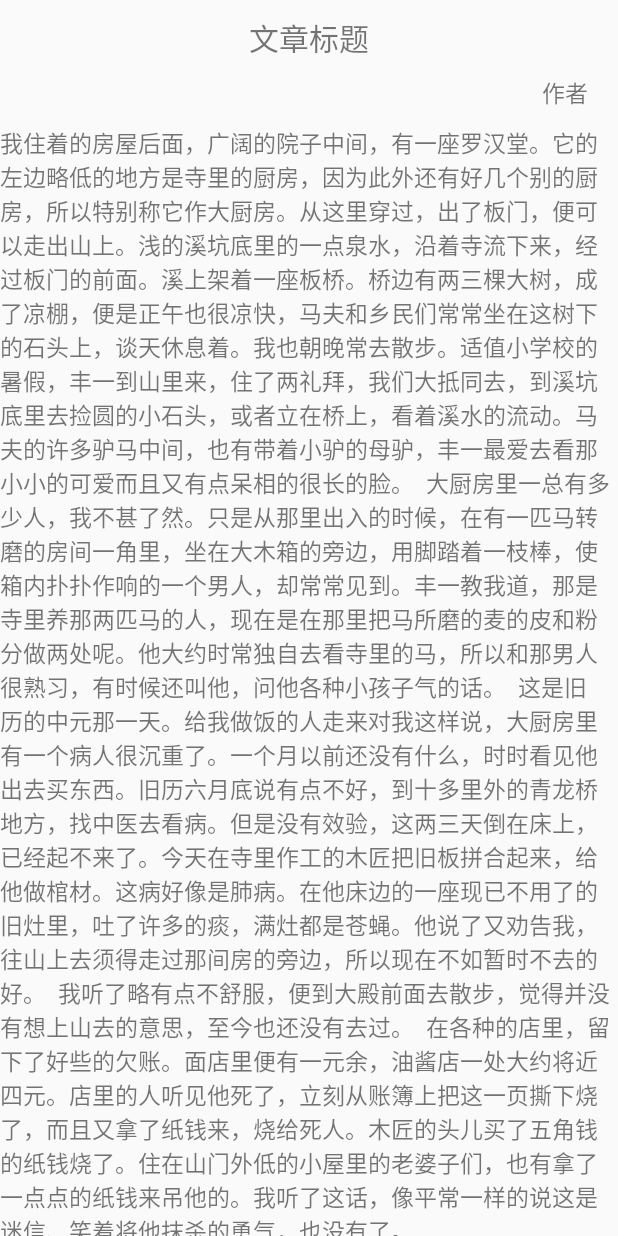
After one commit to Omooo/Tools, an Android app: the layout article.xml on its own in the app's theme, with its tools: preview values and no code run, on a phone screen of 412 x 824 dp. The commit adds this screen. Run offline under Robolectric (Android 15) with nearby library versions, the phone set to English and light mode, and no system bars.

```diff
--- a/app/build.gradle
+++ b/app/build.gradle
@@ -31,6 +31,7 @@ dependencies {
     compile 'com.squareup.okhttp3:okhttp:3.8.1'
     compile 'org.jsoup:jsoup:1.10.3'
     compile 'com.github.PhilJay:MPAndroidChart:v3.0.0'
+    compile 'com.gongwen:marqueelibrary:1.1.1'
 
     testCompile 'junit:junit:4.12'
 }
--- a/app/src/main/java/com/example/ssc/tools/MainActivity.java
+++ b/app/src/main/java/com/example/ssc/tools/MainActivity.java
@@ -85,9 +85,9 @@ public class MainActivity extends AppCompatActivity
             // Handle the camera action
             //天气预报
             startActivity(new Intent(MainActivity.this, WeatherForecast.class));
-        } else if (id == R.id.nav_newspaper) {
-            //知乎日报
-            startActivity(new Intent(MainActivity.this, ZhihuNewspaper.class));
+        } else if (id == R.id.nav_article) {
+            //每日一文
+            startActivity(new Intent(MainActivity.this, ArticleOneGet.class));
         } else if (id == R.id.nav_english) {
             //每日英语
             startActivity(new Intent(MainActivity.this, EnglishOneGet.class));
--- /dev/null
+++ b/app/src/main/res/layout/article.xml
@@ -0,0 +1,39 @@
+<?xml version="1.0" encoding="utf-8"?>
+<LinearLayout xmlns:android="http://schemas.android.com/apk/res/android"
+              android:orientation="vertical"
+              android:layout_width="match_parent"
+              android:layout_height="match_parent">
+
+    <TextView
+        android:id="@+id/articleTitle"
+        android:text="文章标题"
+        android:textSize="20sp"
+        android:layout_marginTop="10dp"
+        android:layout_gravity="center"
+        android:layout_width="wrap_content"
+        android:layout_height="wrap_content"/>
+    <TextView
+        android:id="@+id/articleAuthor"
+        android:text="作者"
+        android:textSize="15sp"
+        android:layout_marginTop="10dp"
+        android:layout_gravity="end"
+        android:layout_marginRight="20dp"
+        android:layout_width="wrap_content"
+        android:layout_height="wrap_content"/>
+    <TextView
+        android:id="@+id/articleContent"
+        android:textSize="15sp"
+        android:layout_marginTop="10dp"
+        android:text="我住着的房屋后面，广阔的院子中间，有一座罗汉堂。它的左边略低的地方是寺里的厨房，因为此外还有好几个别的厨房，所以特别称它作大厨房。从这里穿过，出了板门，便可以走出山上。浅的溪坑底里的一点泉水，沿着寺流下来，经过板门的前面。溪上架着一座板桥。桥边有两三棵大树，成了凉棚，便是正午也很凉快，马夫和乡民们常常坐在这树下的石头上，谈天休息着。我也朝晚常去散步。适值小学校的暑假，丰一到山里来，住了两礼拜，我们大抵同去，到溪坑底里去捡圆的小石头，或者立在桥上，看着溪水的流动。马夫的许多驴马中间，也有带着小驴的母驴，丰一最爱去看那小小的可爱而且又有点呆相的很长的脸。
+
+大厨房里一总有多少人，我不甚了然。只是从那里出入的时候，在有一匹马转磨的房间一角里，坐在大木箱的旁边，用脚踏着一枝棒，使箱内扑扑作响的一个男人，却常常见到。丰一教我道，那是寺里养那两匹马的人，现在是在那里把马所磨的麦的皮和粉分做两处呢。他大约时常独自去看寺里的马，所以和那男人很熟习，有时候还叫他，问他各种小孩子气的话。
+
+这是旧历的中元那一天。给我做饭的人走来对我这样说，大厨房里有一个病人很沉重了。一个月以前还没有什么，时时看见他出去买东西。旧历六月底说有点不好，到十多里外的青龙桥地方，找中医去看病。但是没有效验，这两三天倒在床上，已经起不来了。今天在寺里作工的木匠把旧板拼合起来，给他做棺材。这病好像是肺病。在他床边的一座现已不用了的旧灶里，吐了许多的痰，满灶都是苍蝇。他说了又劝告我，往山上去须得走过那间房的旁边，所以现在不如暂时不去的好。
+
+我听了略有点不舒服，便到大殿前面去散步，觉得并没有想上山去的意思，至今也还没有去过。
+
+在各种的店里，留下了好些的欠账。面店里便有一元余，油酱店一处大约将近四元。店里的人听见他死了，立刻从账簿上把这一页撕下烧了，而且又拿了纸钱来，烧给死人。木匠的头儿买了五角钱的纸钱烧了。住在山门外低的小屋里的老婆子们，也有拿了一点点的纸钱来吊他的。我听了这话，像平常一样的说这是迷信、笑着将他抹杀的勇气，也没有了。"
+        android:layout_width="match_parent"
+        android:layout_height="match_parent"/>
+</LinearLayout>
--- a/app/src/main/res/menu/activity_main_drawer.xml
+++ b/app/src/main/res/menu/activity_main_drawer.xml
@@ -7,9 +7,9 @@
             android:icon="@mipmap/p1"
             android:title="天气预报"/>
         <item
-            android:id="@+id/nav_newspaper"
-            android:icon="@mipmap/p3"
-            android:title="知乎日报"/>
+            android:id="@+id/nav_article"
+            android:icon="@mipmap/article_icon"
+            android:title="每日一文"/>
         <item
             android:id="@+id/nav_english"
             android:icon="@mipmap/english_icon"
```
Also changed, not shown: app/src/main/AndroidManifest.xml (+7 -3 lines), app/src/main/java/com/example/ssc/tools/ArticleOneGet.java (renamed from app/src/main/java/com/example/ssc/tools/ZhihuNewspaper.java, +3 -4 lines), app/src/main/java/com/example/ssc/tools/Tools_Led.java (+37 -0 lines), app/src/main/java/com/example/ssc/tools/Tools_Led_Marquee.java (added, +70 -0 lines), app/src/main/java/com/example/ssc/tools/view/ImageBarnnerViewGroup.java (added, +28 -0 lines), app/src/main/res/layout/content_main.xml (+2 -10 lines), app/src/main/res/layout/led_rolling.xml (added, +24 -0 lines), app/src/main/res/layout/newspaper.xml (deleted, +0 -7 lines), app/src/main/res/layout/tools_led_button.xml (+18 -3 lines), app/src/main/res/mipmap-hdpi/article_icon.png (added), app/src/main/res/mipmap-hdpi/p3.png (deleted).
